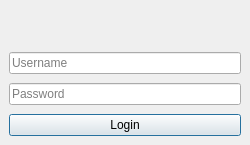
krrr/MSV, file msv/ui/login_dialog.ui: the form before one commit.
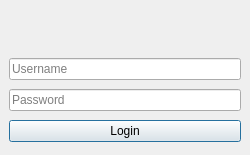
The form after the commit. Icons and pictures are not drawn.

Commit message: ui adjustment: edit current terrain & login dialog

```diff
--- a/msv/ui/login_dialog.ui
+++ b/msv/ui/login_dialog.ui
@@ -7,19 +7,19 @@
     <x>0</x>
     <y>0</y>
     <width>250</width>
-    <height>145</height>
+    <height>155</height>
    </rect>
   </property>
   <property name="minimumSize">
    <size>
     <width>250</width>
-    <height>145</height>
+    <height>155</height>
    </size>
   </property>
   <property name="maximumSize">
    <size>
     <width>250</width>
-    <height>145</height>
+    <height>155</height>
    </size>
   </property>
   <property name="windowTitle">
```
The commit also changes 2 other files.
